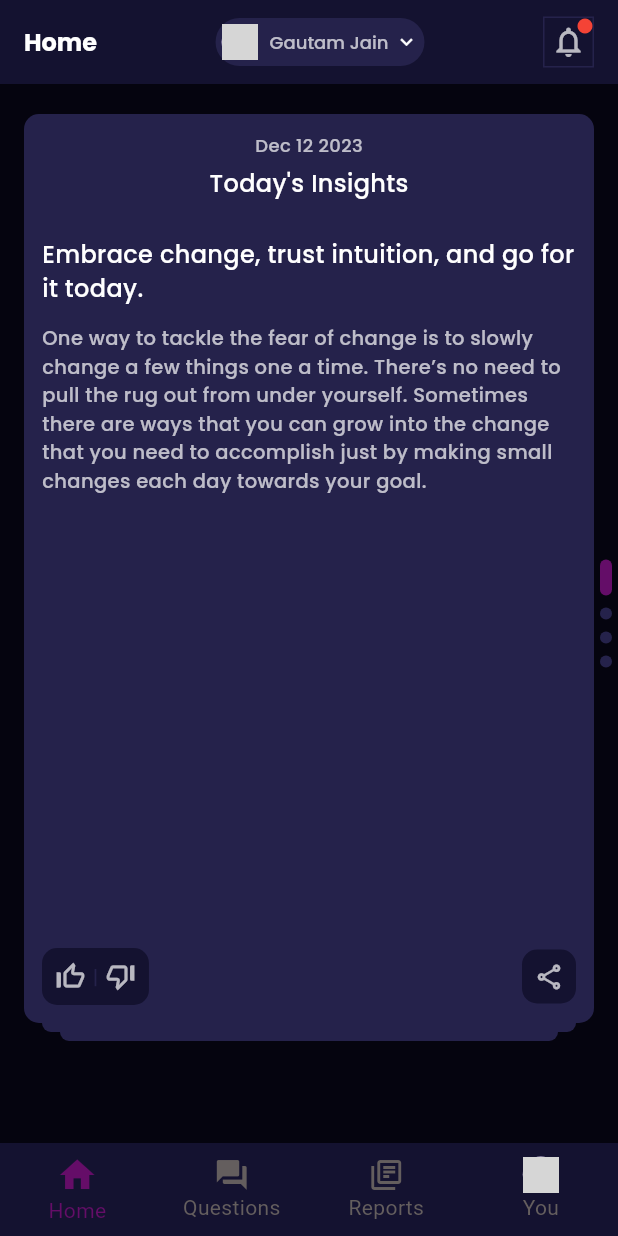
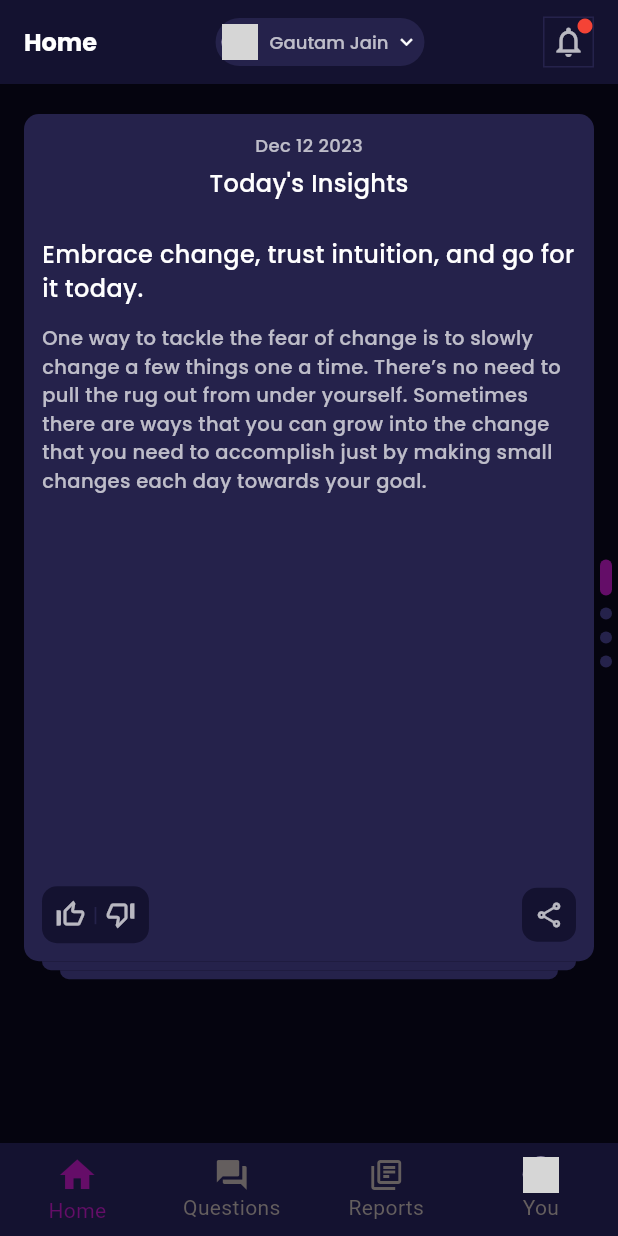
Before and after one commit to gautamjain09/Flutter-Assignment, a Flutter app: the screen it shows after launch, on a phone screen of 412 x 824 dp. Run offline on Flutter 3.47's test engine with Material 3 defaults, Android fonts, the light colour scheme and no system bars; drawn by our look-alikes of smooth_page_indicator; our stand-ins replace google_fonts, stacked_card_carousel; accounts and stored records are empty; network calls fail; grey boxes are pictures that could not be loaded.

Commit message:
Screen Size Bug

```diff
--- a/lib/views/widgets/cosmic_forecast_card.dart
+++ b/lib/views/widgets/cosmic_forecast_card.dart
@@ -18,13 +18,13 @@ class _CosmicForecastCardState extends State<CosmicForecastCard> {
   @override
   Widget build(BuildContext context) {
     return SizedBox(
-      height: MediaQuery.of(context).size.height * 0.75,
+      height: MediaQuery.of(context).size.height * 0.70,
       width: MediaQuery.of(context).size.width,
       child: Column(
         children: [
           Flexible(
             child: Container(
-              height: MediaQuery.of(context).size.height * 0.75,
+              height: MediaQuery.of(context).size.height * 0.70,
               width: MediaQuery.of(context).size.width,
               padding: const EdgeInsets.all(12),
               decoration: BoxDecoration(
--- a/lib/views/widgets/personel_traits_card.dart
+++ b/lib/views/widgets/personel_traits_card.dart
@@ -18,14 +18,14 @@ class _PersonelTraitsCardState extends State<PersonelTraitsCard> {
   @override
   Widget build(BuildContext context) {
     return SizedBox(
-      height: MediaQuery.of(context).size.height * 0.75,
+      height: MediaQuery.of(context).size.height * 0.70,
       width: MediaQuery.of(context).size.width,
       child: Column(
         children: [
           Flexible(
             child: Container(
               padding: const EdgeInsets.all(12),
-              height: MediaQuery.of(context).size.height * 0.75,
+              height: MediaQuery.of(context).size.height * 0.70,
               width: MediaQuery.of(context).size.width,
               decoration: BoxDecoration(
                 color: AppColors.primaryLightColor,
--- a/lib/views/widgets/pose_questions_card.dart
+++ b/lib/views/widgets/pose_questions_card.dart
@@ -18,13 +18,13 @@ class _PoseQuestionsCardState extends State<PoseQuestionsCard> {
   @override
   Widget build(BuildContext context) {
     return SizedBox(
-      height: MediaQuery.of(context).size.height * 0.75,
+      height: MediaQuery.of(context).size.height * 0.70,
       width: MediaQuery.of(context).size.width,
       child: Column(
         children: [
           Flexible(
             child: Container(
-              height: MediaQuery.of(context).size.height * 0.75,
+              height: MediaQuery.of(context).size.height * 0.70,
               width: MediaQuery.of(context).size.width,
               padding: const EdgeInsets.all(12),
               decoration: BoxDecoration(
@@ -91,6 +91,7 @@ class _PoseQuestionsCardState extends State<PoseQuestionsCard> {
                           const SizedBox(height: 8),
                           ListView.builder(
                             shrinkWrap: true,
+                            physics: ClampingScrollPhysics(),
                             scrollDirection: Axis.vertical,
                             itemCount:
                                 widget.poseQuestionsModel.suggestions.length,
--- a/lib/views/widgets/today_insights_card.dart
+++ b/lib/views/widgets/today_insights_card.dart
@@ -18,13 +18,13 @@ class _TodayInsightsCardState extends State<TodayInsightsCard> {
   @override
   Widget build(BuildContext context) {
     return SizedBox(
-      height: MediaQuery.of(context).size.height * 0.75,
+      height: MediaQuery.of(context).size.height * 0.70,
       width: MediaQuery.of(context).size.width,
       child: Column(
         children: [
           Flexible(
             child: Container(
-              height: MediaQuery.of(context).size.height * 0.75,
+              height: MediaQuery.of(context).size.height * 0.70,
               width: MediaQuery.of(context).size.width,
               padding: const EdgeInsets.all(12),
               decoration: BoxDecoration(
```
